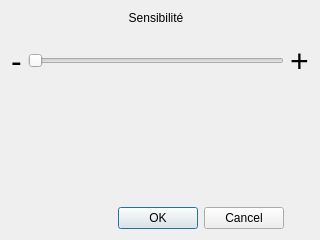
The window that src/ConfigurationDialog.ui (jcelerier/UdooPlayer) describes before a commit, drawn with Qt 5.
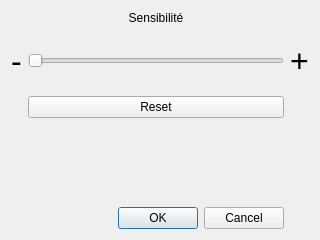
The same window after the commit. Custom widgets are drawn as their Qt base class.

The edit to the form file:
```diff
--- a/src/ConfigurationDialog.ui
+++ b/src/ConfigurationDialog.ui
@@ -24,7 +24,7 @@
      </property>
     </widget>
    </item>
-   <item row="2" column="1">
+   <item row="3" column="1">
     <spacer name="verticalSpacer">
      <property name="orientation">
       <enum>Qt::Vertical</enum>
@@ -86,7 +86,7 @@
      </property>
     </widget>
    </item>
-   <item row="3" column="1">
+   <item row="4" column="1">
     <widget class="QDialogButtonBox" name="buttonBox">
      <property name="orientation">
       <enum>Qt::Horizontal</enum>
@@ -108,6 +108,13 @@
      </property>
     </widget>
    </item>
+   <item row="2" column="1">
+    <widget class="QPushButton" name="pushButton">
+     <property name="text">
+      <string>Reset</string>
+     </property>
+    </widget>
+   </item>
   </layout>
  </widget>
  <customwidgets>
```
